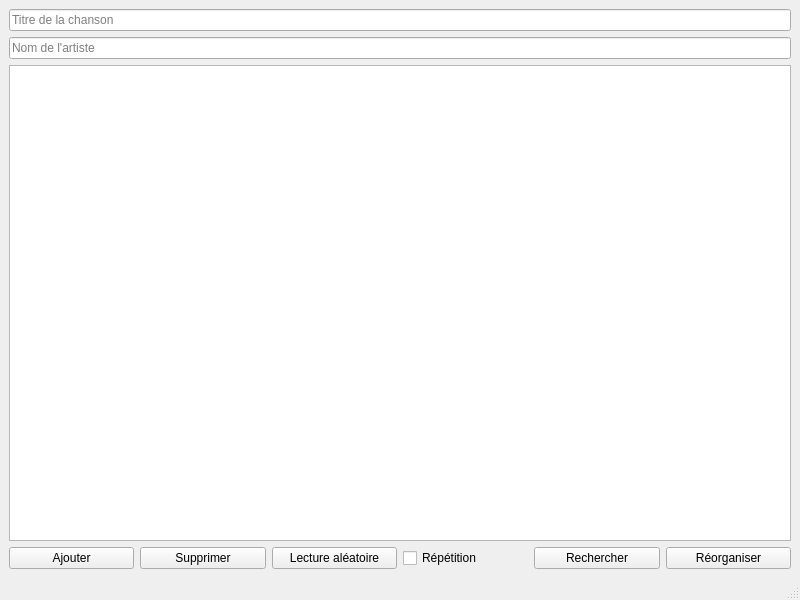
Before: the Qt Designer form mainwindow.ui in Chirac-zibi/Projet, drawn with Qt 5.
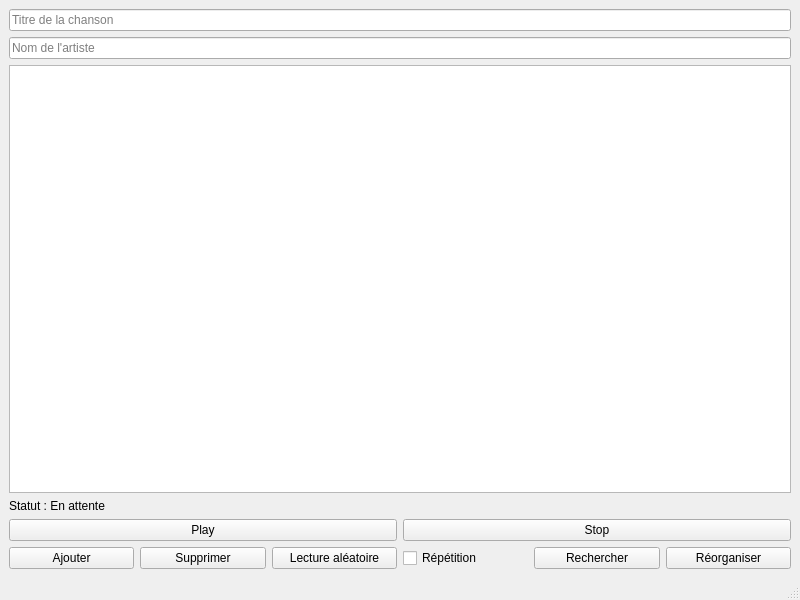
After: the same form once the commit is applied.

```diff
--- a/mainwindow.ui
+++ b/mainwindow.ui
@@ -32,6 +32,31 @@
     <item>
      <widget class="QListWidget" name="listWidget"/>
     </item>
+    <item>
+     <widget class="QLabel" name="statusLabel">
+      <property name="text">
+       <string>Statut : En attente</string>
+      </property>
+     </widget>
+    </item>
+    <item>
+     <layout class="QHBoxLayout" name="playControlLayout">
+      <item>
+       <widget class="QPushButton" name="playButton">
+        <property name="text">
+         <string>Play</string>
+        </property>
+       </widget>
+      </item>
+      <item>
+       <widget class="QPushButton" name="stopButton">
+        <property name="text">
+         <string>Stop</string>
+        </property>
+       </widget>
+      </item>
+     </layout>
+    </item>
     <item>
      <layout class="QHBoxLayout" name="horizontalLayout">
       <item>
```
